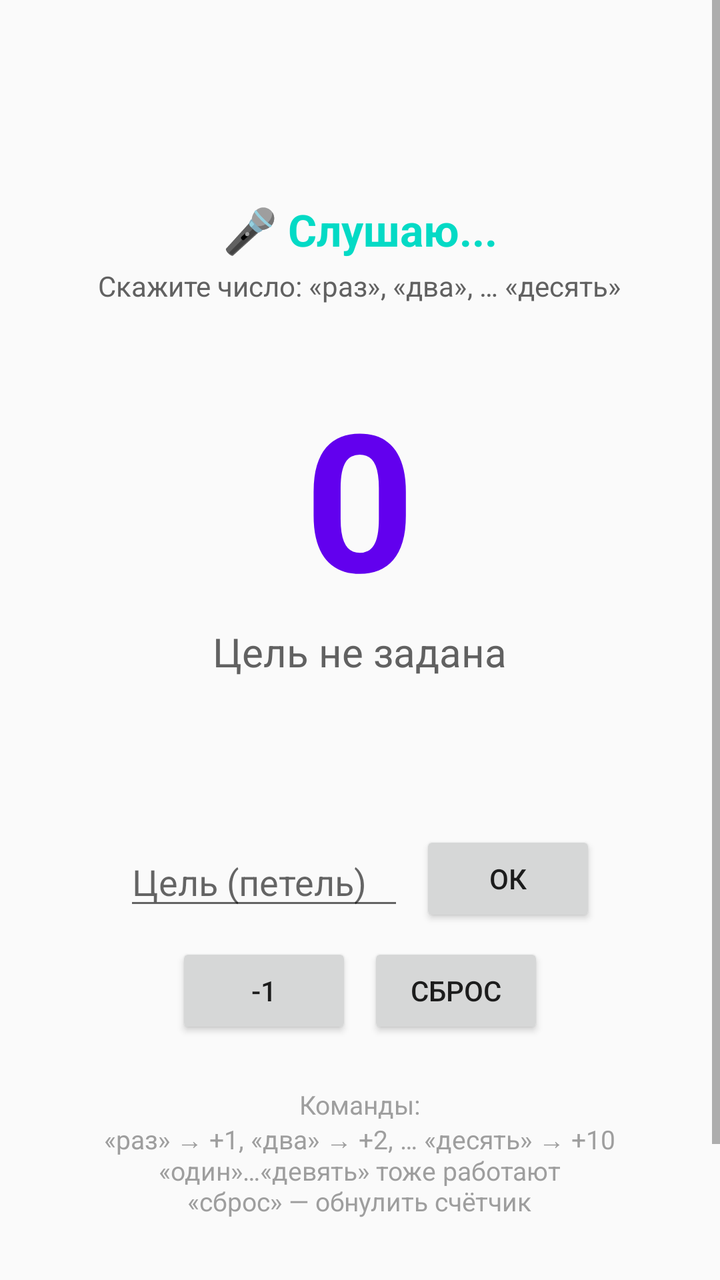
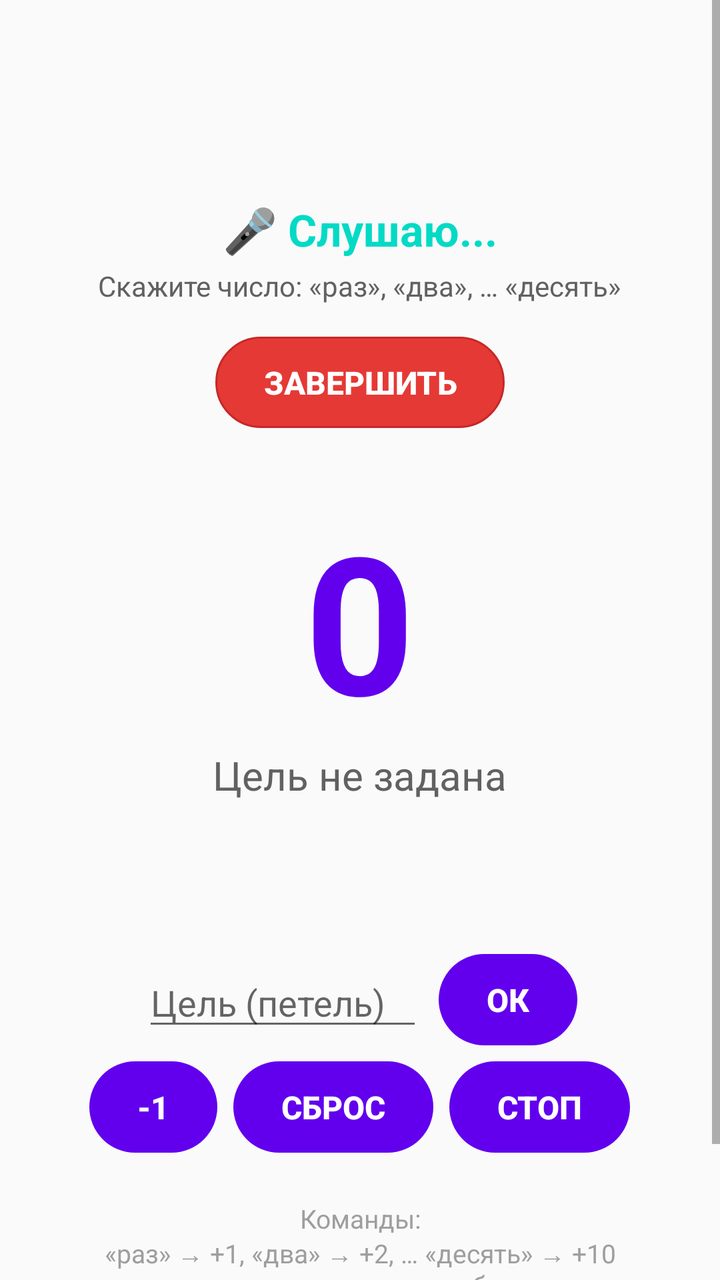

Two renders of the same Android screen: before a commit and after it. Below are the layout's source before the change and the commit's diff.
<!-- AndroidManifest.xml: application theme Theme.KnittingCounter -->
<!-- res/layout/activity_main.xml -->
<?xml version="1.0" encoding="utf-8"?>
<ScrollView xmlns:android="http://schemas.android.com/apk/res/android"
    android:layout_width="match_parent"
    android:layout_height="match_parent"
    android:fillViewport="true">

    <LinearLayout
        android:layout_width="match_parent"
        android:layout_height="wrap_content"
        android:orientation="vertical"
        android:gravity="center_horizontal"
        android:layout_marginTop="76dp"
        android:padding="24dp">

        <TextView
            android:id="@+id/statusText"
            android:layout_width="wrap_content"
            android:layout_height="wrap_content"
            android:text="🎤 Слушаю..."
            android:textSize="22sp"
            android:textStyle="bold"
            android:textColor="@color/listeningColor" />

        <TextView
            android:id="@+id/statusDetail"
            android:layout_width="wrap_content"
            android:layout_height="wrap_content"
            android:layout_marginTop="4dp"
            android:text="@string/status_ready_hint"
            android:textSize="14sp"
            android:textColor="@color/detailColor" />

        <TextView
            android:id="@+id/counterText"
            android:layout_width="wrap_content"
            android:layout_height="wrap_content"
            android:layout_marginTop="32dp"
            android:text="0"
            android:textSize="96sp"
            android:textStyle="bold"
            android:textColor="@color/colorAccent" />

        <TextView
            android:id="@+id/targetDisplay"
            android:layout_width="wrap_content"
            android:layout_height="wrap_content"
            android:text="@string/target_unset"
            android:textSize="20sp"
            android:textColor="@color/detailColor" />

        <TextView
            android:id="@+id/heardWord"
            android:layout_width="wrap_content"
            android:layout_height="wrap_content"
            android:layout_marginTop="24dp"
            android:minHeight="36dp"
            android:textColor="@color/detailColor"
            android:textSize="16sp" />

        <LinearLayout
            android:layout_width="wrap_content"
            android:layout_height="wrap_content"
            android:layout_marginTop="16dp"
            android:orientation="horizontal"
            android:gravity="center_vertical">

            <EditText
                android:id="@+id/targetInput"
                android:layout_width="140dp"
                android:layout_height="wrap_content"
                android:hint="@string/target_hint"
                android:inputType="number"
                android:importantForAutofill="no" />

            <Button
                android:id="@+id/setTargetButton"
                android:layout_width="wrap_content"
                android:layout_height="wrap_content"
                android:layout_marginStart="8dp"
                android:text="@string/action_set_target" />
        </LinearLayout>

        <LinearLayout
            android:layout_width="wrap_content"
            android:layout_height="wrap_content"
            android:layout_marginTop="8dp"
            android:orientation="horizontal">

            <Button
                android:id="@+id/decreaseButton"
                android:layout_width="wrap_content"
                android:layout_height="wrap_content"
                android:text="-1" />

            <Button
                android:id="@+id/resetButton"
                android:layout_width="wrap_content"
                android:layout_height="wrap_content"
                android:layout_marginStart="8dp"
                android:text="@string/action_reset" />
        </LinearLayout>

        <TextView
            android:layout_width="wrap_content"
            android:layout_height="wrap_content"
            android:layout_marginTop="24dp"
            android:text="@string/commands_hint"
            android:textSize="13sp"
            android:gravity="center"
            android:textColor="@color/hintColor" />

    </LinearLayout>
</ScrollView>
<!-- resources referenced by this layout -->
<resources>
  <color name="colorAccent">#FF6200EE</color>
  <color name="detailColor">#FF616161</color>
  <color name="hintColor">#FF9E9E9E</color>
  <color name="listeningColor">#FF03DAC5</color>
  <string name="action_reset">Сброс</string>
  <string name="action_set_target">ОК</string>
  <string name="commands_hint">Команды:\n«раз» → +1, «два» → +2, … «десять» → +10\n«один»…«девять» тоже работают\n«сброс» — обнулить счётчик</string>
  <string name="status_ready_hint">Скажите число: «раз», «два», … «десять»</string>
  <string name="target_hint">Цель (петель)</string>
  <string name="target_unset">Цель не задана</string>
  <style name="Theme.KnittingCounter" parent="Theme.AppCompat.Light.DarkActionBar">
          <item name="colorPrimary">@color/colorPrimary</item>
          <item name="colorPrimaryDark">@color/colorPrimaryDark</item>
          <item name="colorAccent">@color/colorAccent</item>
      </style>
  <color name="colorPrimary">#FF6200EE</color>
  <color name="colorPrimaryDark">#FF3700B3</color>
</resources>

<!-- the commit's change to res/layout/activity_main.xml (unified diff, before → after) -->
@@ -29,6 +29,14 @@
             android:text="@string/status_ready_hint"
             android:textSize="14sp"
             android:textColor="@color/detailColor" />
+
+        <Button
+            android:id="@+id/stopServiceButton"
+            style="@style/AppButton.Stop"
+            android:layout_width="wrap_content"
+            android:layout_height="wrap_content"
+            android:layout_marginTop="16dp"
+            android:text="@string/action_stop_and_close" />
 
         <TextView
             android:id="@+id/counterText"
@@ -74,6 +82,7 @@
 
             <Button
                 android:id="@+id/setTargetButton"
+                style="@style/AppButton"
                 android:layout_width="wrap_content"
                 android:layout_height="wrap_content"
                 android:layout_marginStart="8dp"
@@ -88,16 +97,26 @@
 
             <Button
                 android:id="@+id/decreaseButton"
+                style="@style/AppButton"
                 android:layout_width="wrap_content"
                 android:layout_height="wrap_content"
                 android:text="-1" />
 
             <Button
                 android:id="@+id/resetButton"
+                style="@style/AppButton"
                 android:layout_width="wrap_content"
                 android:layout_height="wrap_content"
                 android:layout_marginStart="8dp"
                 android:text="@string/action_reset" />
+
+            <Button
+                android:id="@+id/toggleListeningButton"
+                style="@style/AppButton"
+                android:layout_width="wrap_content"
+                android:layout_height="wrap_content"
+                android:layout_marginStart="8dp"
+                android:text="@string/action_stop_service" />
         </LinearLayout>
 
         <TextView
<!-- resource entries referenced after the edit -->
@@ -6,15 +6,58 @@
   <color name="listeningColor">#FF03DAC5</color>
   <string name="action_reset">Сброс</string>
   <string name="action_set_target">ОК</string>
-  <string name="commands_hint">Команды:\n«раз» → +1, «два» → +2, … «десять» → +10\n«один»…«девять» тоже работают\n«сброс» — обнулить счётчик</string>
+  <string name="action_stop_and_close">Завершить</string>
+  <string name="action_stop_service">Стоп</string>
+  <string name="commands_hint">Команды:\n«раз» → +1, «два» → +2, … «десять» → +10\n«один»…«девять» тоже работают\n«сброс, ноль, заново» — обнулить счётчик</string>
   <string name="status_ready_hint">Скажите число: «раз», «два», … «десять»</string>
   <string name="target_hint">Цель (петель)</string>
   <string name="target_unset">Цель не задана</string>
+  <style name="AppButton" parent="Widget.AppCompat.Button">
+          <item name="android:background">@drawable/bg_button</item>
+          <item name="android:textColor">@android:color/white</item>
+          <item name="android:textStyle">bold</item>
+          <item name="android:textSize">16sp</item>
+          <item name="android:paddingStart">24dp</item>
+          <item name="android:paddingEnd">24dp</item>
+          <item name="android:paddingTop">12dp</item>
+          <item name="android:paddingBottom">12dp</item>
+          <item name="android:minHeight">0dp</item>
+          <item name="android:minWidth">0dp</item>
+          <item name="android:stateListAnimator">@null</item>
+      </style>
+  <style name="AppButton.Stop">
+          <item name="android:background">@drawable/bg_button_stop</item>
+      </style>
   <style name="Theme.KnittingCounter" parent="Theme.AppCompat.Light.DarkActionBar">
           <item name="colorPrimary">@color/colorPrimary</item>
           <item name="colorPrimaryDark">@color/colorPrimaryDark</item>
           <item name="colorAccent">@color/colorAccent</item>
       </style>
+  <!-- drawable bg_button (drawable) -->
+  <?xml version="1.0" encoding="utf-8"?>
+  <ripple xmlns:android="http://schemas.android.com/apk/res/android"
+      android:color="#33FFFFFF">
+      <item android:id="@android:id/background">
+          <shape android:shape="rectangle">
+              <corners android:radius="28dp" />
+              <solid android:color="@color/colorPrimary" />
+          </shape>
+      </item>
+  </ripple>
+  <!-- drawable bg_button_stop (drawable) -->
+  <?xml version="1.0" encoding="utf-8"?>
+  <ripple xmlns:android="http://schemas.android.com/apk/res/android"
+      android:color="#33FFFFFF">
+      <item android:id="@android:id/background">
+          <shape android:shape="rectangle">
+              <corners android:radius="28dp" />
+              <solid android:color="#FFE53935" />
+              <stroke
+                  android:width="1dp"
+                  android:color="#FFC62828" />
+          </shape>
+      </item>
+  </ripple>
   <color name="colorPrimary">#FF6200EE</color>
   <color name="colorPrimaryDark">#FF3700B3</color>
 </resources>
